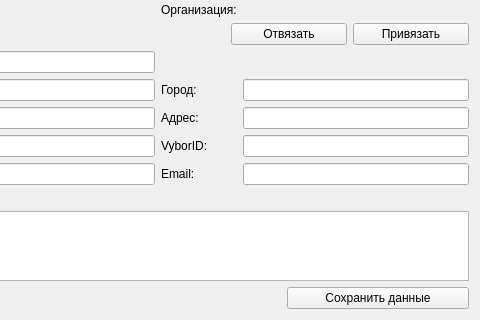
Qt form EditContactDialog.ui (okostynchuk/Outcall) before a commit; both pictures show x 100 to 580 and y 108 to 428 of the 580 by 428 pixel window.
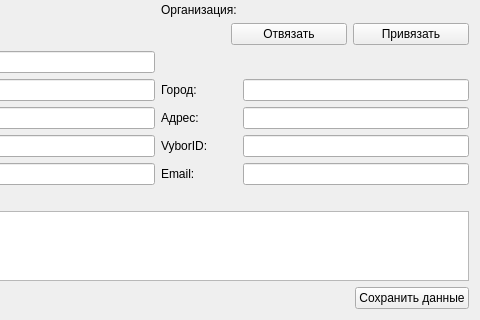
The same form after that commit. Icons and pictures are not drawn.

```diff
--- a/EditContactDialog.ui
+++ b/EditContactDialog.ui
@@ -7,7 +7,7 @@
     <x>0</x>
     <y>0</y>
     <width>580</width>
-    <height>419</height>
+    <height>427</height>
    </rect>
   </property>
   <property name="windowTitle">
@@ -454,6 +454,12 @@
      </item>
      <item row="2" column="2">
       <widget class="QPushButton" name="saveButton">
+       <property name="sizePolicy">
+        <sizepolicy hsizetype="Fixed" vsizetype="Fixed">
+         <horstretch>0</horstretch>
+         <verstretch>0</verstretch>
+        </sizepolicy>
+       </property>
        <property name="focusPolicy">
         <enum>Qt::StrongFocus</enum>
        </property>
```
